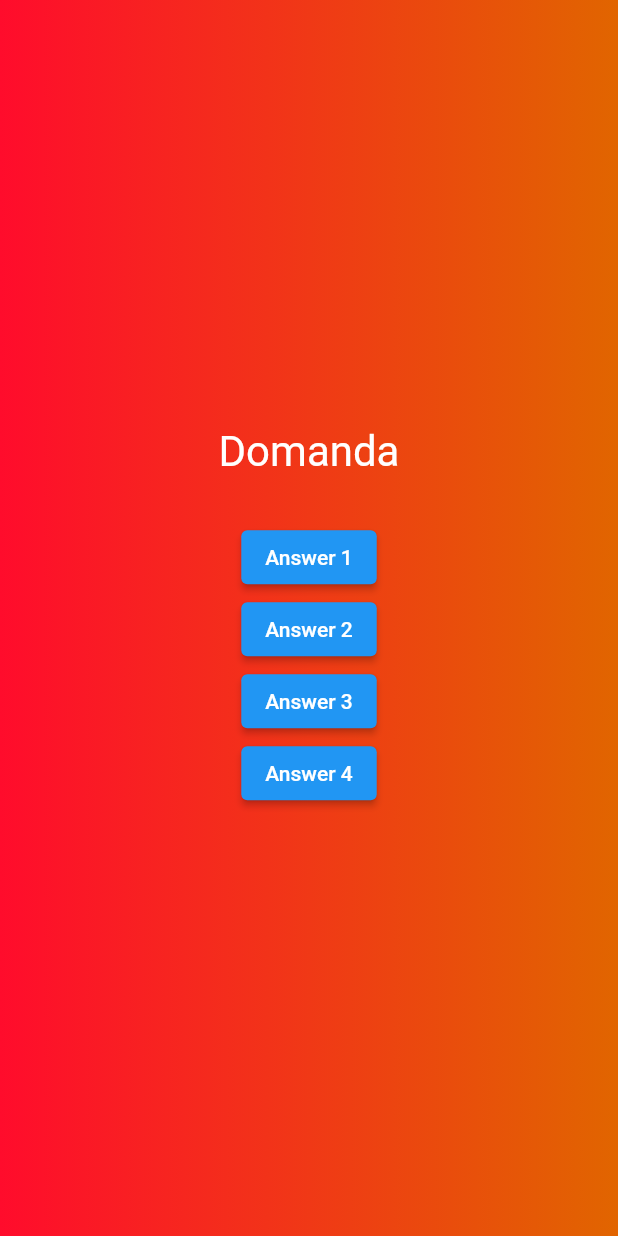
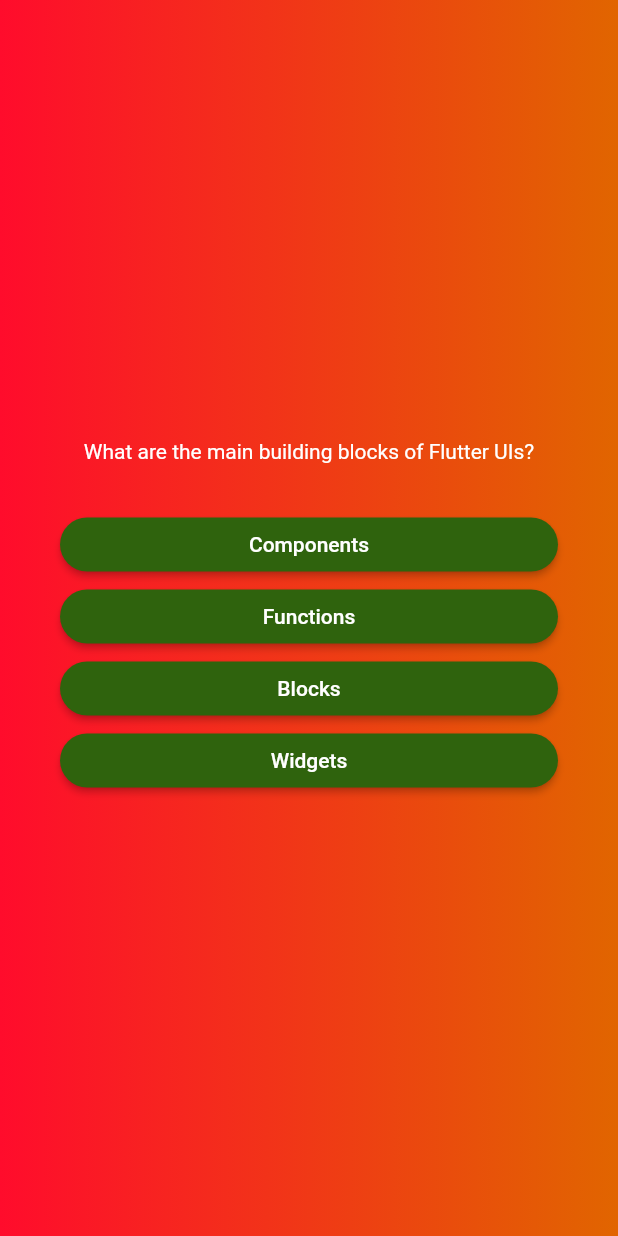
Before and after one commit to andreaa21/basi_avanzate_flutter, a Flutter app: the screen it shows after launch, after a tap on "Start Quiz", on a phone screen of 412 x 824 dp. Run offline on Flutter 3.47's test engine with Material 2 defaults, Android fonts, the phone set to English and light mode, and no system bars.

Commit message:
domande e risposte dinamiche

```diff
--- /dev/null
+++ b/lib/answer_button.dart
@@ -0,0 +1,24 @@
+import 'package:flutter/material.dart';
+
+class AnswerButton extends StatelessWidget {
+  const AnswerButton(this.answerText, this.onTap, {super.key});
+
+  final String answerText;
+  final void Function() onTap;
+
+  @override
+  Widget build(BuildContext context) {
+    return ElevatedButton(
+      onPressed: onTap,
+      style: ElevatedButton.styleFrom(
+        foregroundColor: const Color.fromARGB(255, 255, 255, 255),
+        backgroundColor: const Color.fromARGB(255, 47, 99, 13),
+        shape: RoundedRectangleBorder(
+          borderRadius: BorderRadius.circular(40),
+        ),
+        padding: const EdgeInsets.symmetric(vertical: 10, horizontal: 40),
+      ),
+      child: Text(answerText),
+    );
+  }
+}
--- a/lib/models/quiz_questions.dart
+++ b/lib/models/quiz_questions.dart
@@ -3,4 +3,10 @@
 
   final String text;
   final List<String> answers;
+
+  List<String> getShuffledAnswers() {
+    final shuffledList = List.of(answers);
+    shuffledList.shuffle();
+    return shuffledList;
+  }
 }
--- a/lib/questions_screen.dart
+++ b/lib/questions_screen.dart
@@ -1,4 +1,6 @@
 import 'package:flutter/material.dart';
+import 'package:basi_avanzate/answer_button.dart';
+import 'package:basi_avanzate/data/questions.dart';
 
 class QuestionsScreen extends StatefulWidget {
   const QuestionsScreen({super.key});
@@ -9,40 +11,46 @@
 }
 
 class _QuestionsScreenState extends State<QuestionsScreen> {
+  var currentQuestionIndex = 0;
+
+  void answerQuestion() {
+    setState(() {
+      if (currentQuestionIndex > 5) {
+        currentQuestionIndex = 0;
+      }
+      currentQuestionIndex++;
+    });
+  }
+
   @override
   Widget build(BuildContext context) {
+    final currentQuestion = questions[currentQuestionIndex];
     return SizedBox(
       width: double.infinity,
+      child: Container(
+        margin: const EdgeInsets.all(40),
         child: Column(
           mainAxisAlignment: MainAxisAlignment.center,
+          crossAxisAlignment: CrossAxisAlignment.stretch,
           children: [
-          const Text(
-            'Domanda',
-            style: TextStyle(
+            Text(
+              currentQuestion.text,
+              style: const TextStyle(
                 color: Colors.white,
-              fontSize: 28,
               ),
+              textAlign: TextAlign.center,
             ),
             const SizedBox(
               height: 30,
             ),
-          ElevatedButton(
-            onPressed: () {},
-            child: const Text('Answer 1'),
+            ...currentQuestion.getShuffledAnswers().map((answer) {
+              return AnswerButton(
+                answer,
+                answerQuestion,
+              );
+            }),
+          ],
         ),
-          ElevatedButton(
-            onPressed: () {},
-            child: const Text('Answer 2'),
-          ),
-          ElevatedButton(
-            onPressed: () {},
-            child: const Text('Answer 3'),
-          ),
-          ElevatedButton(
-            onPressed: () {},
-            child: const Text('Answer 4'),
-          ),
-        ],
       ),
     );
   }
--- a/lib/schermata_iniziale.dart
+++ b/lib/schermata_iniziale.dart
@@ -7,8 +7,11 @@
 
   @override
   Widget build(context) {
-    return Column(
-      mainAxisSize: MainAxisSize.min,
+    return SizedBox(
+      width: double.infinity,
+      height: double.infinity,
+      child: Column(
+        mainAxisAlignment: MainAxisAlignment.center,
         children: [
           Image.asset(
             'assets/images/quiz-logo.png',
@@ -37,6 +40,7 @@
             label: const Text('Start Quiz'),
           )
         ],
+      ),
     );
   }
 }
```
Lines whose indentation alone changed are shown as unchanged.
